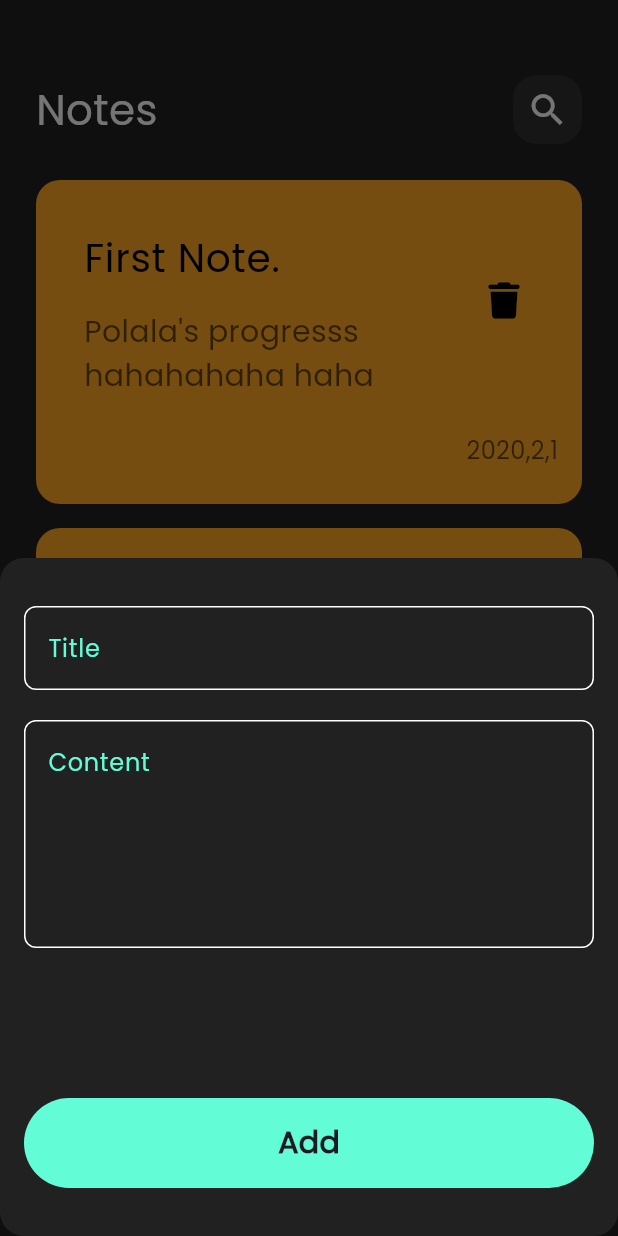
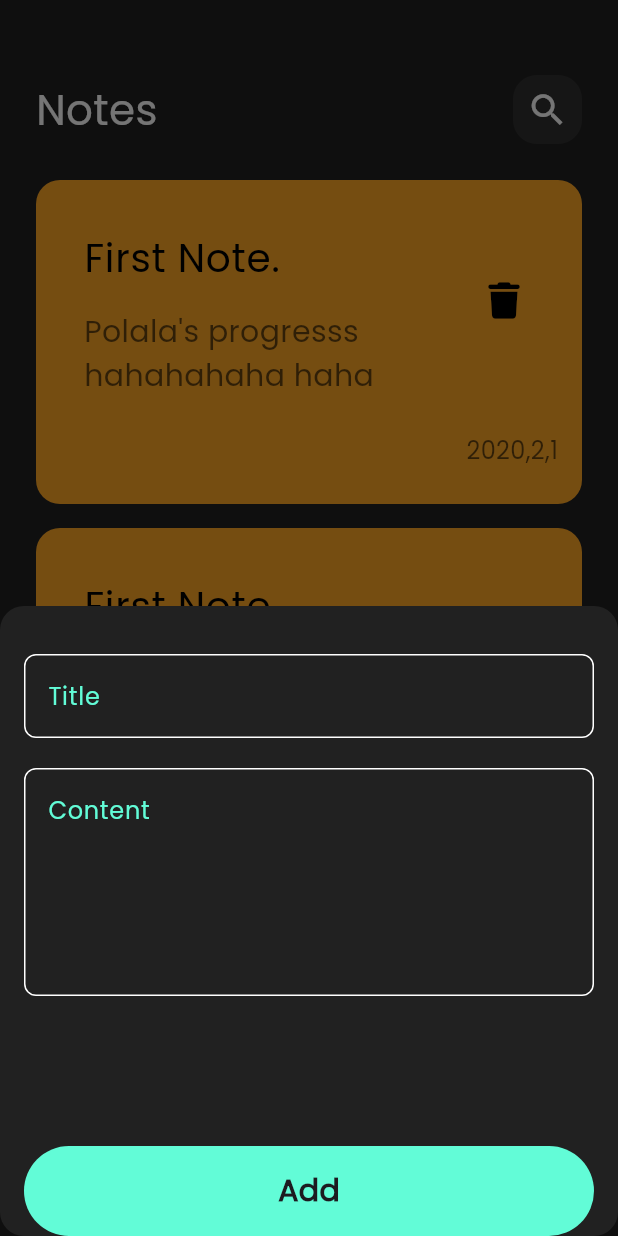
Before and after one commit to PolaAlaa/notes_app, a Flutter app: the screen it shows after launch, after a tap on the "add" icon, on a phone screen of 412 x 824 dp. Run offline on Flutter 3.47's test engine with Material 3 defaults, Android fonts, the phone set to English and light mode, and no system bars; our stand-ins replace flutter_bloc, font_awesome_flutter, hive, hive_flutter; accounts and stored records are empty.

Commit message:
solve keyboard problem in bottom sheet

```diff
--- a/lib/Views/note_view.dart
+++ b/lib/Views/note_view.dart
@@ -15,6 +15,7 @@ class NoteView extends StatelessWidget {
         child: IconButton(
           onPressed: () {
             showModalBottomSheet(
+                isScrollControlled: true,
                 backgroundColor: Colors.grey.shade900,
                 shape: RoundedRectangleBorder(
                     borderRadius: BorderRadius.circular(16)),
--- a/lib/Views/widgets/add_Note_Bottom_Sheet.dart
+++ b/lib/Views/widgets/add_Note_Bottom_Sheet.dart
@@ -15,7 +15,11 @@ class AddNoteBottomSheet extends StatelessWidget {
     return BlocProvider(
       create: (context) => AddNoteCubit(),
       child: Padding(
-          padding: const EdgeInsets.symmetric(horizontal: 16, vertical: 32),
+          padding: EdgeInsets.only(
+              left: 16,
+              right: 16,
+              top: 32,
+              bottom: MediaQuery.of(context).viewInsets.bottom),
           child: BlocConsumer<AddNoteCubit, AddNoteState>(
             listener: (context, state) {
               if (state is AddNoteFaliur) {
```
